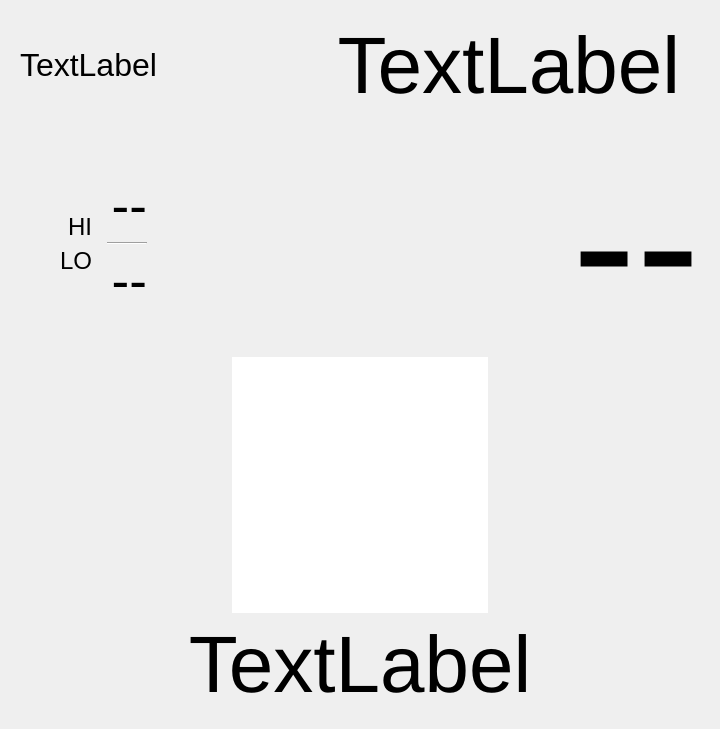
Above: weatherfxLite.ui from iachievedit/weatherfxlite before the change. Below: the same form after it.
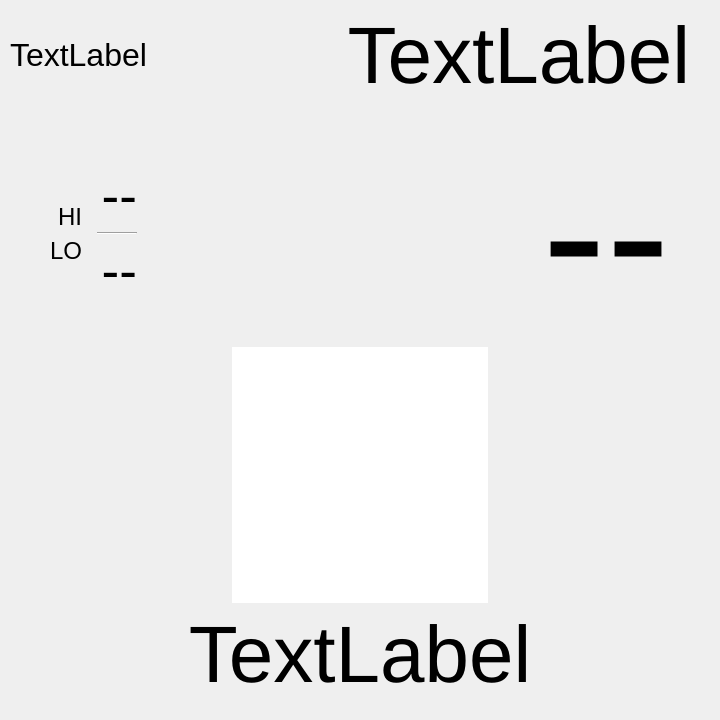
That is the form after the change.

Commit message: tighten text

Diff of the .ui file:
```diff
--- a/weatherfxLite.ui
+++ b/weatherfxLite.ui
@@ -10,24 +10,36 @@
     <height>720</height>
    </rect>
   </property>
+  <property name="minimumSize">
+   <size>
+    <width>720</width>
+    <height>720</height>
+   </size>
+  </property>
+  <property name="maximumSize">
+   <size>
+    <width>720</width>
+    <height>720</height>
+   </size>
+  </property>
   <property name="windowTitle">
    <string>Form</string>
   </property>
   <layout class="QGridLayout" name="gridLayout">
    <property name="sizeConstraint">
-    <enum>QLayout::SetMinAndMaxSize</enum>
+    <enum>QLayout::SetDefaultConstraint</enum>
    </property>
    <property name="leftMargin">
-    <number>20</number>
+    <number>10</number>
    </property>
    <property name="topMargin">
-    <number>20</number>
+    <number>10</number>
    </property>
    <property name="rightMargin">
-    <number>20</number>
+    <number>10</number>
    </property>
    <property name="bottomMargin">
-    <number>20</number>
+    <number>10</number>
    </property>
    <item row="0" column="0">
     <layout class="QVBoxLayout" name="verticalLayout_3">
@@ -244,6 +256,22 @@
          </property>
         </widget>
        </item>
+       <item>
+        <spacer name="horizontalSpacer_6">
+         <property name="orientation">
+          <enum>Qt::Horizontal</enum>
+         </property>
+         <property name="sizeType">
+          <enum>QSizePolicy::Fixed</enum>
+         </property>
+         <property name="sizeHint" stdset="0">
+          <size>
+           <width>40</width>
+           <height>20</height>
+          </size>
+         </property>
+        </spacer>
+       </item>
       </layout>
      </item>
      <item>
```
